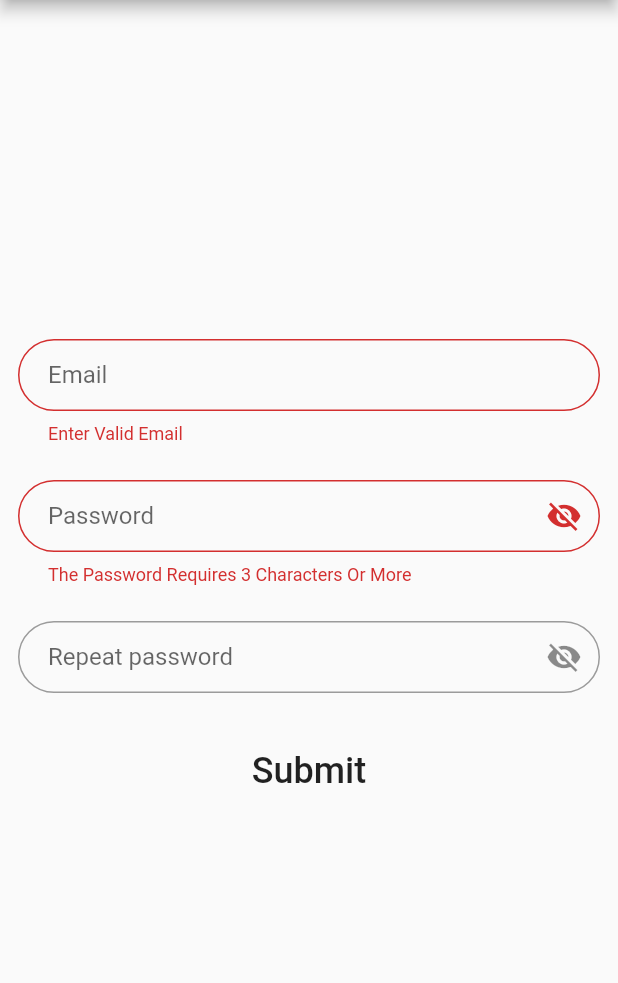
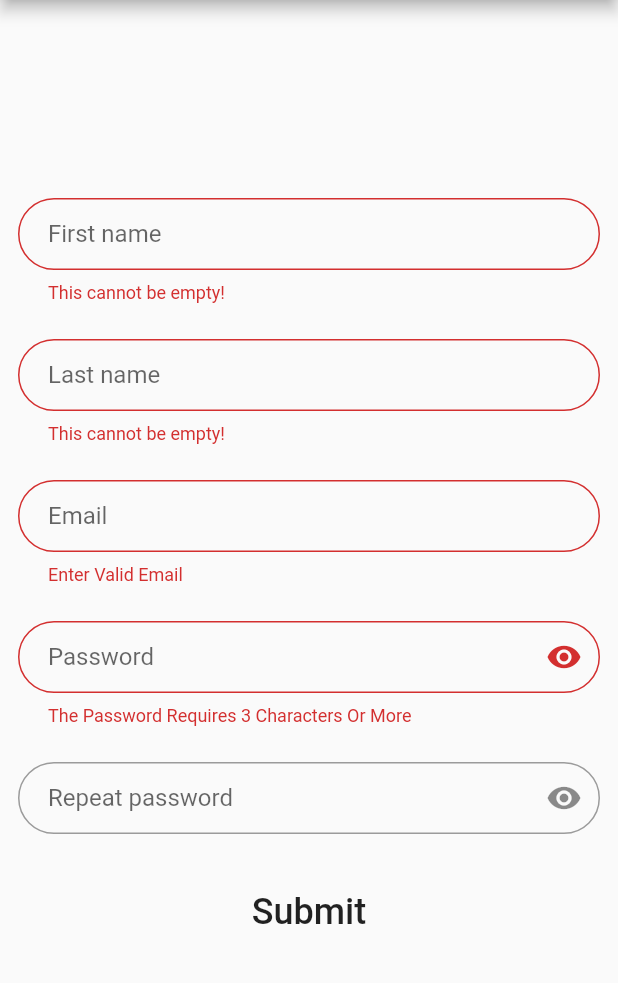
Before and after one commit to Goo53/QR_TEST_TUBES, a Flutter app: the NewUser screen opened by its route, on a phone screen of 412 x 824 dp, the part 84-1067 px from its top. Run offline on Flutter 3.47's test engine with Material 2 defaults, Android fonts, the phone set to English and light mode, and no system bars; our stand-ins replace dynamic_theme, qr_flutter; missing offline and left inert: barcode_scan.

Commit message:
Add stack cleaning, undismissable popup screen & response.body decoding

```diff
--- a/lib/home_screen.dart
+++ b/lib/home_screen.dart
@@ -21,7 +21,8 @@ class _HomeScreenState extends State<HomeScreen> {
           child: RaisedButton(shape: new RoundedRectangleBorder(borderRadius: new BorderRadius.circular(32.0)),  onPressed: showChooser,
           child: Text('Theme',style: TextStyle(fontSize: 20) ),),),
     Container(padding: const EdgeInsets.all(32),
-          child: RaisedButton(shape: new RoundedRectangleBorder(borderRadius: new BorderRadius.circular(32.0)),  onPressed: null,
+          child: RaisedButton(shape: new RoundedRectangleBorder(borderRadius: new BorderRadius.circular(32.0)),
+          onPressed:() {Navigator.of(context).pushNamedAndRemoveUntil('/log_in', (Route<dynamic> route) => false);},
           child: Text('Log out',style: TextStyle(fontSize: 20) ),),),
     Container(padding: const EdgeInsets.all(32),
           child: RaisedButton(shape: new RoundedRectangleBorder(borderRadius: new BorderRadius.circular(32.0)),  onPressed: null,
--- a/lib/new_user.dart
+++ b/lib/new_user.dart
@@ -2,24 +2,38 @@ import 'package:flutter/material.dart';
 import 'package:http/http.dart' as http;
 import 'package:path_provider/path_provider.dart';
 import 'package:testwidgets1_0/login.dart';
+import 'dart:convert';
 
 class NewUser extends StatefulWidget {static String tag = 'new-user';@override _NewUserState createState() => new _NewUserState();}
 
 class _NewUserState extends State<NewUser> {
   @override
+  final _first_name = TextEditingController() ;
+  final _last_name = TextEditingController() ;
   final _newemail = TextEditingController() ;
   final _newpassword = TextEditingController() ;
   final _newpassword1 = TextEditingController() ;
   final GlobalKey<FormState> _formKey = GlobalKey<FormState>();
   bool _autoValidate = true;
-  bool passwordVisible = false;
-  bool passwordVisible1 = false;
+  bool passwordVisible = true;
+  bool passwordVisible1 = true;
+
   Widget build(BuildContext context) {return Scaffold(appBar: AppBar(title: Text('QR test-tubes managment'),), body: _contentWidget(),  );}
 
   _contentWidget() {
   final bodyHeight = MediaQuery.of(context).size.height - MediaQuery.of(context).viewInsets.bottom;
   return Form(key: _formKey, autovalidate: _autoValidate,  child:Column(mainAxisAlignment: MainAxisAlignment.center,
   children: <Widget>[
+  Container(padding: const EdgeInsets.all(12),
+      child:TextFormField(controller: _first_name, validator: validateFirstName,
+      decoration: InputDecoration(hintText: 'First name', contentPadding: EdgeInsets.fromLTRB(20.0, 10.0, 20.0, 10.0),
+      border: OutlineInputBorder(borderRadius: BorderRadius.circular(32.0)),   ),),),
+  Container(padding: const EdgeInsets.all(12),
+      child:TextFormField(controller: _last_name, validator: validateLastName,
+      decoration: InputDecoration(hintText: 'Last name', contentPadding: EdgeInsets.fromLTRB(20.0, 10.0, 20.0, 10.0),
+      border: OutlineInputBorder(borderRadius: BorderRadius.circular(32.0)),   ),),),
+
+
   Container(padding: const EdgeInsets.all(12),
       child:TextFormField(controller: _newemail, validator: validateEmail,
       decoration: InputDecoration(hintText: 'Email', contentPadding: EdgeInsets.fromLTRB(20.0, 10.0, 20.0, 10.0),
@@ -43,12 +57,16 @@ class _NewUserState extends State<NewUser> {
       onPressed: () async{
           if ( _formKey.currentState.validate()) {
           var url = 'http://webek3.fuw.edu.pl/zps2g14/add_new_user.py';
-          var response = await http.post(url, body: {'email': _newemail.text ,'password': _newpassword.text , });
+          var response = await http.post(url, body: {'first_name': _first_name.text, 'last_name': _last_name.text, 'login': _newemail.text ,'password': _newpassword.text , });
           print('Response status: ${response.statusCode}'); print('Response body: ${response.body}');
-          if (response.statusCode == 200) {Navigator.pushNamed(context, '/log_in'); }
+          if (response.statusCode == 200) {
+            String responseBody = response.body;
+            var responseJSON = json.decode(responseBody);
+            bool success = responseJSON['success'];
+            if ( success == true) {Navigator.pushNamed(context, '/log_in'); }
+            else{showDialog(context: context,builder: (BuildContext context) => _popupscreen1(context),);}  }
           else {showDialog(context: context,builder: (BuildContext context) => _popupscreen(context),);}  }
-          else{showDialog(context: context,builder: (BuildContext context) => _popupscreen1(context),);}  }  ),),
-
+            }  ),),
 
     ],),);     }
 
@@ -65,6 +83,12 @@ class _NewUserState extends State<NewUser> {
         Center(child:IconButton(icon: Icon(Icons.error),onPressed: null,),), ],),
         actions: <Widget>[new FlatButton(onPressed: () {Navigator.of(context).pop(); },),],);    }
 
+  String validateFirstName(String value) {
+      if (value.length < 1)  {return 'This cannot be empty!';}
+      else  {return null;  }}
+  String validateLastName(String value) {
+      if (value.length < 1)  {return 'This cannot be empty!';}
+      else  {return null;  }}
   String validateEmail(String value) {
       Pattern pattern =r'^(([^<>()[\]\\.,;:\s@\"]+(\.[^<>()[\]\\.,;:\s@\"]+)*)|(\".+\"))@((\[[0-9]{1,3}\.[0-9]{1,3}\.[0-9]{1,3}\.[0-9]{1,3}\])|(([a-zA-Z\-0-9]+\.)+[a-zA-Z]{2,}))$';
       RegExp regex = new RegExp(pattern); if (!regex.hasMatch(value)) {return 'Enter Valid Email';}
```
Also changed, not shown: lib/generate.dart (+14 -12 lines), lib/login.dart (+14 -4 lines).
